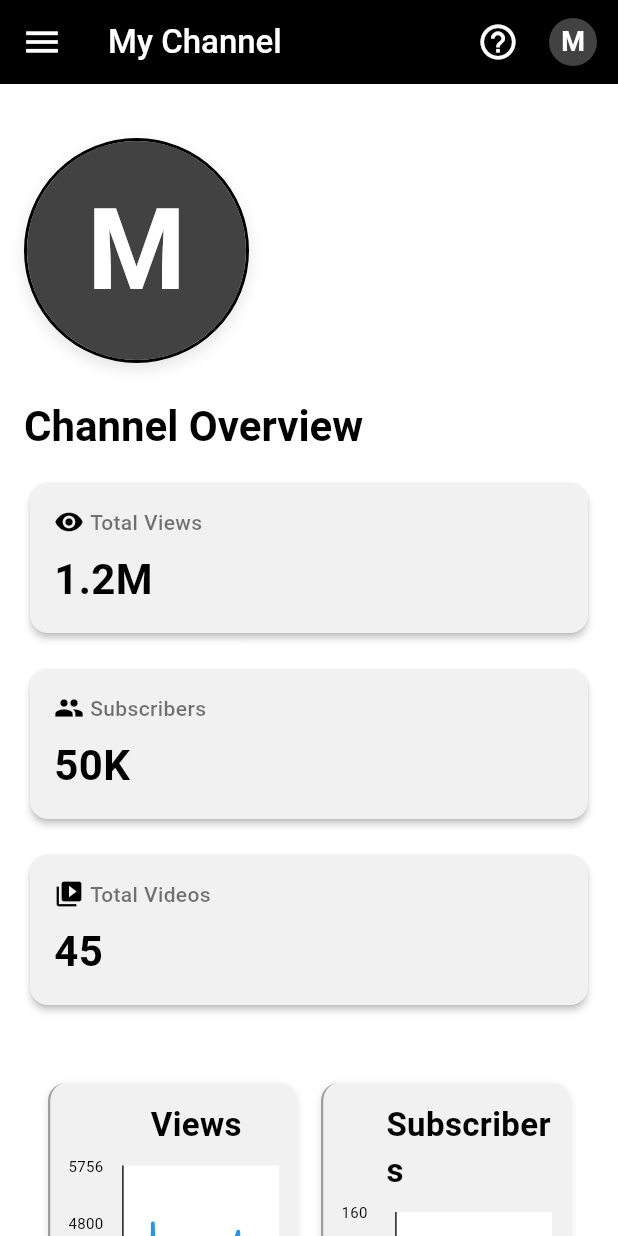
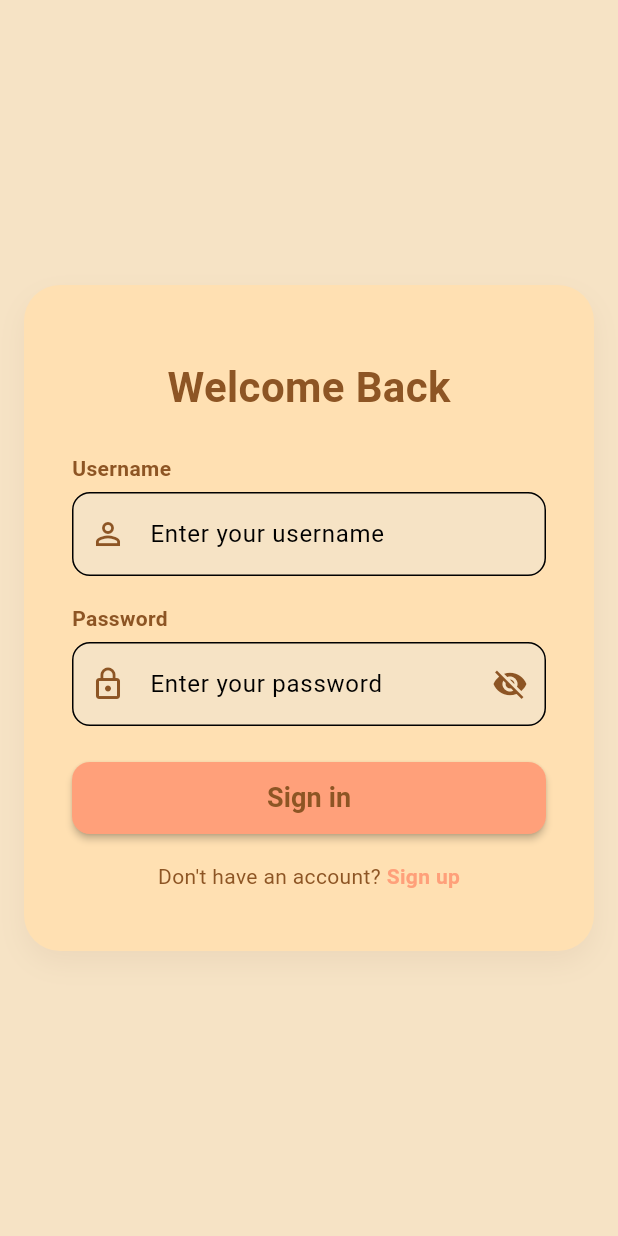
Before and after one commit to k232003-TalalAli/Video-Platform-Analytics-System, a Flutter app: the screen it shows after launch, on a phone screen of 412 x 824 dp. Run offline on Flutter 3.47's test engine with Material 3 defaults, Android fonts, the phone set to English and light mode, and no system bars; drawn by our look-alikes of fl_chart; our stand-ins replace image_picker, sqflite, sqflite_common_ffi; missing offline and left inert: window_size; accounts and stored records are empty.

Commit message:
Added Login Page

```diff
--- /dev/null
+++ b/lib/login/login_database_helper.dart
@@ -0,0 +1,109 @@
+import 'package:sqflite/sqflite.dart';
+import 'package:path/path.dart';
+import 'dart:io';
+
+/// A helper class for managing the login database and user authentication.
+///
+/// Handles creation of the login_users table, user registration, and credential verification.
+class LoginDatabaseHelper {
+  /// Singleton instance of the helper.
+  static final LoginDatabaseHelper _instance = LoginDatabaseHelper._internal();
+  factory LoginDatabaseHelper() => _instance;
+  LoginDatabaseHelper._internal();
+
+  static Database? _db;
+
+  /// Gets the database instance, initializing it if necessary.
+  ///
+  /// Returns:
+  ///   [Database]: The SQLite database instance for login users.
+  Future<Database> get db async {
+    if (_db != null) return _db!;
+    _db = await _initDb();
+    return _db!;
+  }
+
+  /// Initializes the login database and creates the login_users table if it doesn't exist.
+  ///
+  /// Returns:
+  ///   [Database]: The opened SQLite database instance.
+  Future<Database> _initDb() async {
+    final directory = Directory(
+      join(Directory.current.path, 'lib', 'login'),
+    );
+    if (!await directory.exists()) {
+      await directory.create(recursive: true);
+    }
+    final path = join(directory.path, 'login_users.db');
+    return await openDatabase(
+      path,
+      version: 1,
+      onCreate: (Database db, int version) async {
+        await db.execute('''
+          CREATE TABLE login_users (
+            id INTEGER PRIMARY KEY AUTOINCREMENT,
+            username TEXT UNIQUE,
+            password TEXT
+          )
+        ''');
+      },
+    );
+  }
+
+  /// Registers a new user in the login database.
+  ///
+  /// Args:
+  ///   username (String): The username to register.
+  ///   password (String): The password for the user.
+  ///
+  /// Returns:
+  ///   [bool]: True if registration succeeded, false if username exists or error occurs.
+  Future<bool> registerUser(String username, String password) async {
+    final dbClient = await db;
+    try {
+      await dbClient.insert(
+        'login_users',
+        {'username': username, 'password': password},
+        conflictAlgorithm: ConflictAlgorithm.fail,
+      );
+      return true;
+    } catch (e) {
+      return false;
+    }
+  }
+
+  /// Verifies a user's credentials for login.
+  ///
+  /// Args:
+  ///   username (String): The username to verify.
+  ///   password (String): The password to verify.
+  ///
+  /// Returns:
+  ///   [bool]: True if credentials are valid, false otherwise.
+  Future<bool> verifyUser(String username, String password) async {
+    final dbClient = await db;
+    final result = await dbClient.query(
+      'login_users',
+      where: 'username = ? AND password = ?',
+      whereArgs: [username, password],
+    );
+    return result.isNotEmpty;
+  }
+
+  /// Checks if a username already exists in the login database.
+  ///
+  /// Args:
+  ///   username (String): The username to check.
+  ///
+  /// Returns:
+  ///   [bool]: True if the username exists, false otherwise.
+  Future<bool> userExists(String username) async {
+    final dbClient = await db;
+    final result = await dbClient.query(
+      'login_users',
+      where: 'username = ?',
+      whereArgs: [username],
+    );
+    return result.isNotEmpty;
+  }
+}
--- a/lib/screens/dashboard_screen.dart
+++ b/lib/screens/dashboard_screen.dart
@@ -32,7 +32,8 @@ class _DashboardScreenState extends State<DashboardScreen> {
   void initState() {
     super.initState();
     _channelName = widget.initialChannelName ?? 'My Channel';
-    _channelDescription = widget.initialChannelDescription ?? 'Welcome to my YouTube channel!';
+    _channelDescription =
+        widget.initialChannelDescription ?? 'Welcome to my YouTube channel!';
     _profileImageUrl = widget.initialProfileImageUrl ?? '';
   }
 
--- /dev/null
+++ b/lib/screens/login_screen.dart
@@ -0,0 +1,275 @@
+/// A cozy, warm login and signup screen for user authentication.
+///
+/// Allows users to log in or register, verifying credentials against the login database.
+/// On successful signup, also adds the user to the analytics database.
+import 'package:flutter/material.dart';
+import '../login/login_database_helper.dart';
+import '../DB/repositories/user_repository.dart';
+import '../DB/models/user.dart';
+import 'package:uuid/uuid.dart';
+import 'dart:io';
+import 'package:window_size/window_size.dart';
+import 'dashboard_screen.dart';
+
+/// The main login/signup screen widget.
+class LoginScreen extends StatefulWidget {
+  /// Creates a new LoginScreen.
+  const LoginScreen({Key? key}) : super(key: key);
+
+  @override
+  State<LoginScreen> createState() => _LoginScreenState();
+}
+
+/// State for the LoginScreen, handling UI and authentication logic.
+class _LoginScreenState extends State<LoginScreen> {
+  final TextEditingController _usernameController = TextEditingController();
+  final TextEditingController _passwordController = TextEditingController();
+  final LoginDatabaseHelper _loginDb = LoginDatabaseHelper();
+  final UserRepository _userRepo = UserRepository();
+  bool _isLogin = true;
+  String? _errorMessage;
+  bool _obscurePassword = true;
+
+  /// Handles user sign in by verifying credentials.
+  ///
+  /// On success, expands the window and navigates to the dashboard.
+  Future<void> _handleSignIn() async {
+    final username = _usernameController.text.trim();
+    final password = _passwordController.text;
+    final valid = await _loginDb.verifyUser(username, password);
+    setState(() {
+      _errorMessage = valid ? null : 'Invalid username or password';
+    });
+    if (valid) {
+      // Expand window for main app on desktop
+      if (Platform.isWindows || Platform.isLinux || Platform.isMacOS) {
+        setWindowMinSize(const Size(1200, 800));
+        setWindowMaxSize(Size.infinite);
+        getCurrentScreen().then((screen) {
+          if (screen != null) {
+            setWindowFrame(screen.visibleFrame);
+          }
+        });
+      }
+      Navigator.pushReplacement(
+        context,
+        MaterialPageRoute(
+          builder: (context) => const DashboardScreen(),
+        ),
+      );
+    }
+  }
+
+  /// Handles user sign up by registering credentials and adding to analytics DB.
+  ///
+  /// Shows error messages for duplicate usernames or failed registration.
+  Future<void> _handleSignUp() async {
+    final username = _usernameController.text.trim();
+    final password = _passwordController.text;
+    if (username.isEmpty || password.isEmpty) {
+      setState(() {
+        _errorMessage = 'Please enter both username and password';
+      });
+      return;
+    }
+    final exists = await _loginDb.userExists(username);
+    if (exists) {
+      setState(() {
+        _errorMessage = 'Username already exists';
+      });
+      return;
+    }
+    final registered = await _loginDb.registerUser(username, password);
+    if (registered) {
+      // Add to all_users with placeholder/default values
+      final user = User(
+        userId: const Uuid().v4(),
+        userName: username,
+        channelCreationDate: DateTime.now(),
+        channelName: 'New Channel',
+        totalViews: 0,
+        totalSubs: 0,
+        totalComments: 0,
+        totalWatchtime: 0,
+        totalRevenue: 0.0,
+        channelImageLink: '',
+        description: '',
+      );
+      await _userRepo.addUser(user);
+      setState(() {
+        _isLogin = true;
+        _errorMessage = 'Account created! Please sign in.';
+      });
+    } else {
+      setState(() {
+        _errorMessage = 'Signup failed. Try again.';
+      });
+    }
+  }
+
+  /// Builds the login/signup UI with a cozy, warm color scheme.
+  @override
+  Widget build(BuildContext context) {
+    // Cozy, warm color scheme
+    final Color primaryColor = const Color(0xFF8D5524); // Warm brown
+    final Color accentColor =
+        const Color(0xFFFFA07A); // Light salmon (warm accent)
+    final Color bgColor = const Color(0xFFF6E3C5); // Cozy warm tan background
+    final Color cardColor = const Color(0xFFFFE0B2); // Light terracotta card
+
+    return Scaffold(
+      backgroundColor: bgColor,
+      body: Center(
+        child: Container(
+          padding: const EdgeInsets.all(32),
+          decoration: BoxDecoration(
+            color: cardColor,
+            borderRadius: BorderRadius.circular(24),
+            boxShadow: [
+              BoxShadow(
+                color: Colors.brown.withAlpha(20),
+                blurRadius: 16,
+                offset: const Offset(0, 8),
+              ),
+            ],
+          ),
+          width: 380,
+          child: Column(
+            mainAxisSize: MainAxisSize.min,
+            children: [
+              const SizedBox(height: 16),
+              Text(
+                _isLogin ? 'Welcome Back' : 'Create Account',
+                style: TextStyle(
+                  fontSize: 28,
+                  fontWeight: FontWeight.bold,
+                  color: primaryColor,
+                ),
+              ),
+              const SizedBox(height: 24),
+              Align(
+                alignment: Alignment.centerLeft,
+                child: Text(
+                  'Username',
+                  style: TextStyle(
+                    fontWeight: FontWeight.w600,
+                    color: primaryColor,
+                  ),
+                ),
+              ),
+              const SizedBox(height: 6),
+              TextField(
+                controller: _usernameController,
+                decoration: InputDecoration(
+                  prefixIcon: Icon(Icons.person_outline, color: primaryColor),
+                  hintText: 'Enter your username',
+                  border: OutlineInputBorder(
+                    borderRadius: BorderRadius.circular(12),
+                  ),
+                  filled: true,
+                  fillColor: bgColor,
+                ),
+              ),
+              const SizedBox(height: 18),
+              Align(
+                alignment: Alignment.centerLeft,
+                child: Text(
+                  'Password',
+                  style: TextStyle(
+                    fontWeight: FontWeight.w600,
+                    color: primaryColor,
+                  ),
+                ),
+              ),
+              const SizedBox(height: 6),
+              TextField(
+                controller: _passwordController,
+                obscureText: _obscurePassword,
+                decoration: InputDecoration(
+                  prefixIcon: Icon(Icons.lock_outline, color: primaryColor),
+                  hintText: 'Enter your password',
+                  border: OutlineInputBorder(
+                    borderRadius: BorderRadius.circular(12),
+                  ),
+                  filled: true,
+                  fillColor: bgColor,
+                  suffixIcon: IconButton(
+                    icon: Icon(
+                      _obscurePassword
+                          ? Icons.visibility_off
+                          : Icons.visibility,
+                      color: primaryColor,
+                    ),
+                    onPressed: () {
+                      setState(() {
+                        _obscurePassword = !_obscurePassword;
+                      });
+                    },
+                  ),
+                ),
+              ),
+              const SizedBox(height: 24),
+              if (_errorMessage != null)
+                Padding(
+                  padding: const EdgeInsets.only(bottom: 12),
+                  child: Text(
+                    _errorMessage!,
+                    style: TextStyle(color: Colors.red[700]),
+                  ),
+                ),
+              SizedBox(
+                width: double.infinity,
+                height: 48,
+                child: ElevatedButton(
+                  style: ElevatedButton.styleFrom(
+                    backgroundColor: accentColor,
+                    shape: RoundedRectangleBorder(
+                      borderRadius: BorderRadius.circular(12),
+                    ),
+                    elevation: 2,
+                  ),
+                  onPressed: _isLogin ? _handleSignIn : _handleSignUp,
+                  child: Text(
+                    _isLogin ? 'Sign in' : 'Sign up',
+                    style: TextStyle(
+                        fontSize: 18,
+                        color: primaryColor,
+                        fontWeight: FontWeight.bold),
+                  ),
+                ),
+              ),
+              const SizedBox(height: 18),
+              Row(
+                mainAxisAlignment: MainAxisAlignment.center,
+                children: [
+                  Text(
+                    _isLogin
+                        ? "Don't have an account? "
+                        : 'Already have an account? ',
+                    style: TextStyle(color: primaryColor),
+                  ),
+                  GestureDetector(
+                    onTap: () {
+                      setState(() {
+                        _isLogin = !_isLogin;
+                        _errorMessage = null;
+                      });
+                    },
+                    child: Text(
+                      _isLogin ? 'Sign up' : 'Sign in',
+                      style: TextStyle(
+                        color: accentColor,
+                        fontWeight: FontWeight.bold,
+                      ),
+                    ),
+                  ),
+                ],
+              ),
+              const SizedBox(height: 8),
+            ],
+          ),
+        ),
+      ),
+    );
+  }
+}
```
Also changed, not shown: lib/main.dart (+8 -12 lines), 2 other files.
